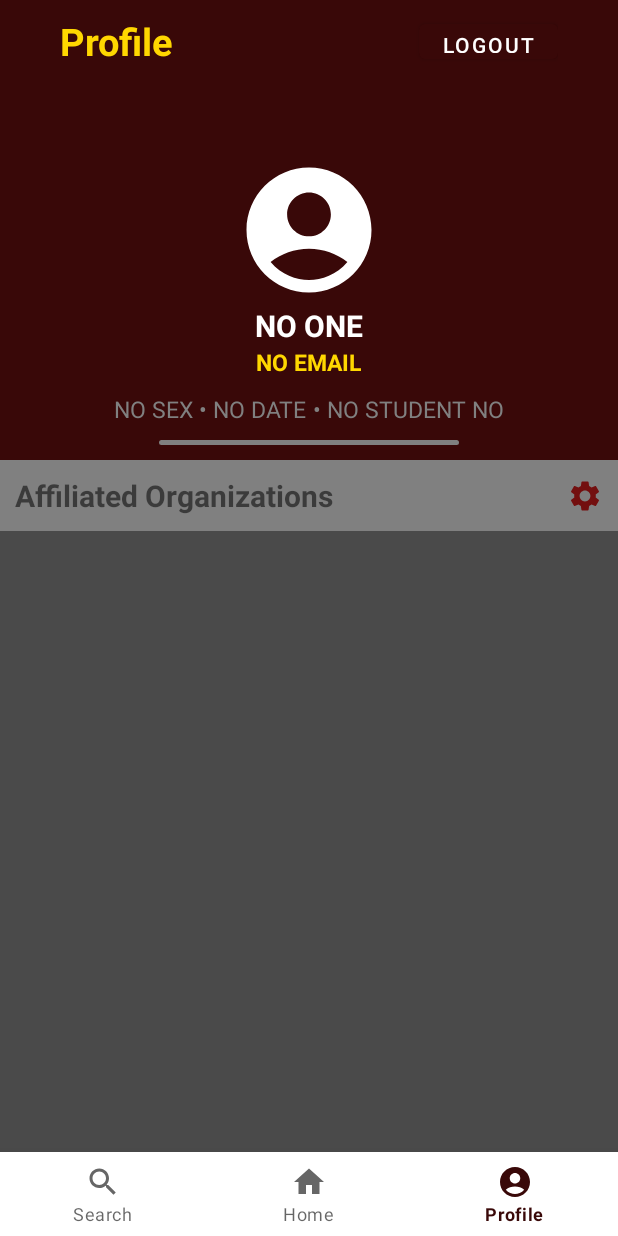
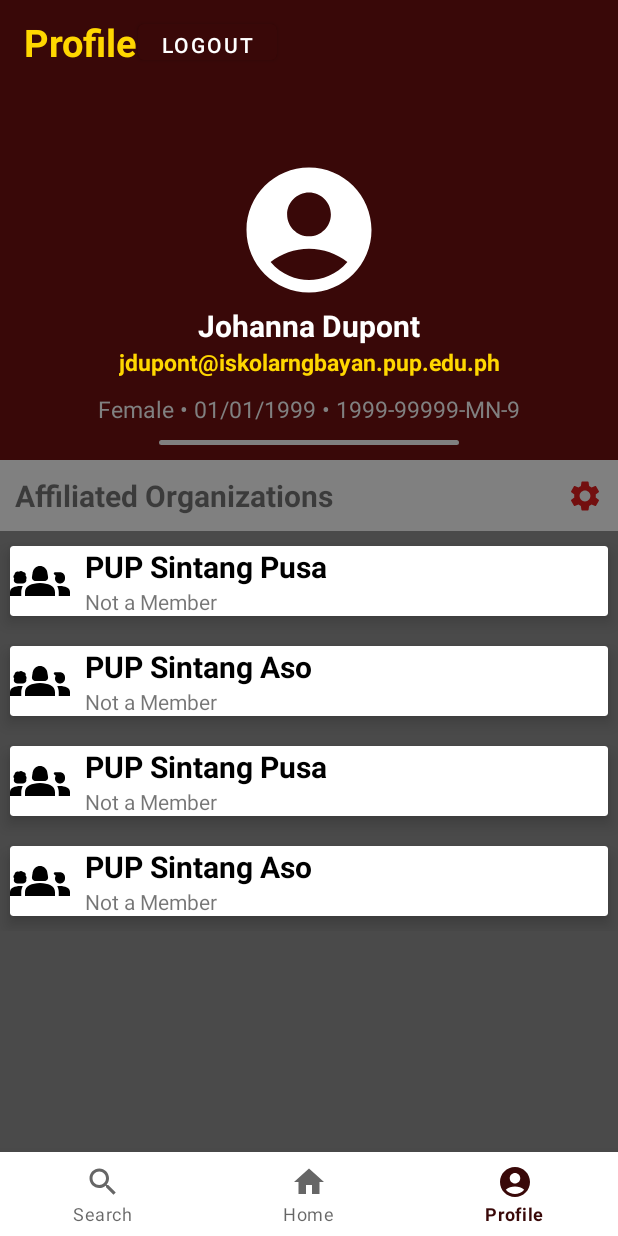
Before and after one commit to Der-Schneeprinz/bawang, an Android app: the screen it shows after launch once a user with an empty profile is signed in (MainFragmentHandlerActivity), item 3 of the bottom bar chosen, on a phone screen of 412 x 824 dp. Run offline under Robolectric (Android 15) with nearby library versions, the phone set to English and light mode, and no system bars; our stand-ins replace Firebase (no records; nobody signed in at launch, a user with empty details on screens opened directly).

Commit message:
Implemented MVVM for self ProfileFragment

```diff
--- /dev/null
+++ b/app/src/main/java/com/merah/bawang/model/UserSelfProfileItem.java
@@ -0,0 +1,87 @@
+package com.merah.bawang.model;
+
+public class UserSelfProfileItem extends User{
+
+    private User user = new User("");
+    private int profile;
+    private String fullName;
+    private String email;
+    private String sex;
+    private String birthdate;
+    private String studentNo;
+
+    public UserSelfProfileItem(User user) {
+        super(user);
+    }
+
+    public UserSelfProfileItem(User user, int profile, String fullName, String email, String sex, String birthdate, String studentNo) {
+        super(user);
+        this.profile = profile;
+        this.fullName = fullName;
+        this.email = email;
+        this.sex = sex;
+        this.birthdate = birthdate;
+        this.studentNo = studentNo;
+    }
+
+    // SETTERS
+
+    public void setUser(User user) {
+        this.user = user;
+    }
+
+    public void setProfile(int profile) {
+        this.profile = profile;
+    }
+
+    public void setFullName(String fullName) {
+        this.fullName = fullName;
+    }
+
+    public void setEmail(String email) {
+        this.email = email;
+    }
+
+    public void setSex(String sex) {
+        this.sex = sex;
+    }
+
+    public void setBirthdate(String birthdate) {
+        this.birthdate = birthdate;
+    }
+
+    public void setStudentNo(String studentNo) {
+        this.studentNo = studentNo;
+    }
+
+    // GETTERS
+
+    public User getUser() {
+        return user;
+    }
+
+    public int getProfile() {
+        return profile;
+    }
+
+    public String getFullName() {
+        return fullName;
+    }
+
+    public String getEmail() {
+        return email;
+    }
+
+    public String getSex() {
+        return sex;
+    }
+
+    public String getBirthdate() {
+        return birthdate;
+    }
+
+    public String getStudentNo() {
+        return studentNo;
+    }
+
+}
--- a/app/src/main/java/com/merah/bawang/repository/ProfileRepository.java
+++ b/app/src/main/java/com/merah/bawang/repository/ProfileRepository.java
@@ -7,6 +7,7 @@ import androidx.lifecycle.MutableLiveData;
 import com.merah.bawang.R;
 import com.merah.bawang.model.User;
 import com.merah.bawang.model.UserRVItem;
+import com.merah.bawang.model.UserSelfProfileItem;
 
 import java.util.ArrayList;
 
@@ -14,13 +15,16 @@ public class ProfileRepository {
 
     private static final String TAG = "ProfileRepository";
     private static ProfileRepository instance;
-    private ArrayList<UserRVItem> userRVItems = new ArrayList<>();
+    private final ArrayList<UserRVItem> userRVItems = new ArrayList<>();
+    private final UserSelfProfileItem userSelfProfileItem = new UserSelfProfileItem(new User(""));
 
     public static ProfileRepository getInstance() {
         if(instance == null)
             instance = new ProfileRepository();
         return instance;
     }
+
+    // GETTERS
 
     public MutableLiveData<ArrayList<UserRVItem>> getProfiles() {
         setUsers();
@@ -29,15 +33,34 @@ public class ProfileRepository {
         return userRVItems;
     }
 
+    public MutableLiveData<UserSelfProfileItem> getSelfProfile() {
+        setSelfUser();
+        MutableLiveData<UserSelfProfileItem> userSelfProfileItem = new MutableLiveData<>();
+        userSelfProfileItem.setValue(this.userSelfProfileItem);
+        return userSelfProfileItem;
+    }
+
+    // SETTERS
+
     private void setUsers() {
         Log.i(TAG, "setUsers has been called");
         String[] fullNames = {"John Doe", "Joan Doe", "Juan Dela Cruz", "Juana Dela Cruz", "Jean D'Arc", "Jeanne D'Arc"};
-        for (int i = 0; i < fullNames.length; i++)
+        for (String fullName : fullNames)
             userRVItems.add(new UserRVItem(
                     new User(""),
                     R.drawable.ic_baseline_account_circle_24,
-                    fullNames[i]
+                    fullName
             ));
     }
 
+    private void setSelfUser() {
+        Log.i(TAG, "setSelfUser has been called.");
+        userSelfProfileItem.setProfile(R.drawable.ic_baseline_account_circle_24);
+        userSelfProfileItem.setFullName("Johanna Dupont");
+        userSelfProfileItem.setEmail("jdupont@iskolarngbayan.pup.edu.ph");
+        userSelfProfileItem.setSex("Female");
+        userSelfProfileItem.setBirthdate("01/01/1999");
+        userSelfProfileItem.setStudentNo("1999-99999-MN-9");
+    }
+
 }
--- a/app/src/main/java/com/merah/bawang/view/homescreen/fragments/ProfileFragment.java
+++ b/app/src/main/java/com/merah/bawang/view/homescreen/fragments/ProfileFragment.java
@@ -6,42 +6,113 @@ import android.os.Bundle;
 import androidx.annotation.NonNull;
 import androidx.annotation.Nullable;
 import androidx.fragment.app.Fragment;
+import androidx.lifecycle.Observer;
+import androidx.lifecycle.ViewModelProvider;
+import androidx.recyclerview.widget.LinearLayoutManager;
+import androidx.recyclerview.widget.RecyclerView;
 
 import android.view.LayoutInflater;
 import android.view.View;
 import android.view.ViewGroup;
 import android.widget.Button;
+import android.widget.ImageButton;
+import android.widget.ImageView;
+import android.widget.ProgressBar;
+import android.widget.TextView;
 
 import com.google.firebase.auth.FirebaseAuth;
 import com.merah.bawang.R;
+import com.merah.bawang.model.OrganizationRVItem;
+import com.merah.bawang.model.UserSelfProfileItem;
 import com.merah.bawang.view.bootup.LoginActivity;
+import com.merah.bawang.view.profiles.ProfileActivity;
+import com.merah.bawang.viewmodel.profilefragment.ViewModelProfileSelf;
+import com.merah.bawang.viewmodel.recyclervieworganizations.OrgsAdapter;
+import com.merah.bawang.viewmodel.recyclervieworganizations.ViewModelOrgs;
+
+import java.util.ArrayList;
+import java.util.Objects;
 
 public class ProfileFragment extends Fragment {
 
-    Button btnLogOut;
+    private RecyclerView recyclerView;
+    private final ArrayList<OrganizationRVItem> organizationRVItems = new ArrayList<>();
+    private ViewModelOrgs viewModelOrgs;
+    private ViewModelProfileSelf viewModelProfileSelf;
 
-    public ProfileFragment() {
-
-    }
+    private ProgressBar progressBar;
+    private ImageButton imageButton;
+    private Button btnLogOut;
+    private ImageView ivProfile;
+    private TextView tvProfileName;
+    private TextView tvProfileEmail;
+    private TextView tvSex;
+    private TextView tvDate;
+    private TextView tvStudentID;
 
     @Override
     public void onCreate(Bundle savedInstanceState) {
         super.onCreate(savedInstanceState);
-
     }
 
     @Override
     public void onViewCreated(@NonNull View view, @Nullable Bundle savedInstanceState) {
         super.onViewCreated(view, savedInstanceState);
+
         btnLogOut = view.findViewById(R.id.btnLogout);
-        btnLogOut.setOnClickListener(new View.OnClickListener() {
-            @Override
-            public void onClick(View v) {
-                FirebaseAuth.getInstance().signOut();
-                Intent intent = new Intent(getActivity(), LoginActivity.class);
-                startActivity(intent);
+        btnLogOut.setOnClickListener(v -> {
+            FirebaseAuth.getInstance().signOut();
+            Intent intent = new Intent(getActivity(), LoginActivity.class);
+            startActivity(intent);
+        });
+
+        View mastInclude = view.findViewById(R.id.conMasthead);
+
+        ivProfile = mastInclude.findViewById(R.id.ivProfile);
+        tvProfileName = mastInclude.findViewById(R.id.tvProfileName);
+        tvProfileEmail = mastInclude.findViewById(R.id.tvProfileEmail);
+        tvSex = mastInclude.findViewById(R.id.tvSex);
+        tvDate = mastInclude.findViewById(R.id.tvDate);
+        tvStudentID = mastInclude.findViewById(R.id.tvStudentID);
+
+        View rvInclude = view.findViewById(R.id.conAffiliates);
+
+        progressBar = rvInclude.findViewById(R.id.progressBar);
+        recyclerView = rvInclude.findViewById(R.id.recyclerView);
+        imageButton = rvInclude.findViewById(R.id.ibOrgSettings);
+
+        imageButton.setOnClickListener(v -> {
+            Intent intent = new Intent(getActivity(), ProfileActivity.class);
+            startActivity(intent);
+        });
+
+        OrgsAdapter adapter = new OrgsAdapter(getContext(), organizationRVItems);
+
+        viewModelOrgs = new ViewModelProvider(this).get(ViewModelOrgs.class);
+        viewModelOrgs.getAllOrgs().observe(getViewLifecycleOwner(), adapter::updateOrgs);
+        viewModelOrgs.getIsUpdating().observe(getViewLifecycleOwner(), aBoolean -> {
+            if(aBoolean) {
+                progressBar.setVisibility(View.VISIBLE);
+            } else {
+                progressBar.setVisibility(View.INVISIBLE);
+                recyclerView.smoothScrollToPosition(Objects.requireNonNull(viewModelOrgs.getAllOrgs().getValue()).size()-1);
             }
         });
+
+        viewModelProfileSelf = new ViewModelProvider(this).get(ViewModelProfileSelf.class);
+        viewModelProfileSelf.getProfile().observe(getViewLifecycleOwner(), userSelfProfileItem -> {
+            //ivProfile.setImageDrawable(viewModelProfileSelf.getProfile().getValue().getProfile());
+            tvProfileName.setText(Objects.requireNonNull(viewModelProfileSelf.getProfile().getValue()).getFullName());
+            tvProfileEmail.setText(viewModelProfileSelf.getProfile().getValue().getEmail());
+            tvSex.setText(viewModelProfileSelf.getProfile().getValue().getSex());
+            tvDate.setText(viewModelProfileSelf.getProfile().getValue().getBirthdate());
+            tvStudentID.setText(viewModelProfileSelf.getProfile().getValue().getStudentNo());
+        });
+
+        recyclerView.setLayoutManager(new LinearLayoutManager(getContext()));
+        recyclerView.setAdapter(adapter);
+        recyclerView.setHasFixedSize(true);
+        recyclerView.setNestedScrollingEnabled(false);
     }
 
     @Override
--- a/app/src/main/java/com/merah/bawang/view/homescreen/fragments/ProfileRvFragment.java
+++ b/app/src/main/java/com/merah/bawang/view/homescreen/fragments/ProfileRvFragment.java
@@ -17,7 +17,7 @@ import android.widget.ProgressBar;
 import com.merah.bawang.R;
 import com.merah.bawang.model.UserRVItem;
 import com.merah.bawang.viewmodel.recyclerviewprofile.ProfileItemAdapter;
-import com.merah.bawang.viewmodel.recyclerviewprofile.ViewModelProfileFragment;
+import com.merah.bawang.viewmodel.recyclerviewprofile.ViewModelProfilesFragment;
 
 import java.util.ArrayList;
 import java.util.Objects;
@@ -26,7 +26,7 @@ public class ProfileRvFragment extends Fragment {
 
     private RecyclerView recyclerView;
     private final ArrayList<UserRVItem> userRVItems = new ArrayList<>();
-    private ViewModelProfileFragment viewModel;
+    private ViewModelProfilesFragment viewModel;
     private ProgressBar progressBar;
 
     @Override
@@ -50,7 +50,7 @@ public class ProfileRvFragment extends Fragment {
         recyclerView = view.findViewById(R.id.recyclerView);
         ProfileItemAdapter adapter = new ProfileItemAdapter(getContext(), userRVItems);
 
-        viewModel = new ViewModelProvider(this).get(ViewModelProfileFragment.class);
+        viewModel = new ViewModelProvider(this).get(ViewModelProfilesFragment.class);
         viewModel.getAllProfiles().observe(getViewLifecycleOwner(), adapter::updateProfileItems);
         viewModel.getIsUpdating().observe(getViewLifecycleOwner(), aBoolean -> {
             if(aBoolean) {
--- /dev/null
+++ b/app/src/main/java/com/merah/bawang/viewmodel/profilefragment/ViewModelProfileSelf.java
@@ -0,0 +1,35 @@
+package com.merah.bawang.viewmodel.profilefragment;
+
+import android.app.Application;
+
+import androidx.annotation.NonNull;
+import androidx.lifecycle.AndroidViewModel;
+import androidx.lifecycle.MutableLiveData;
+
+import com.merah.bawang.model.UserSelfProfileItem;
+import com.merah.bawang.repository.ProfileRepository;
+
+public class ViewModelProfileSelf extends AndroidViewModel {
+
+    private static final String TAG = "ViewModelProfileSelf";
+    private MutableLiveData<UserSelfProfileItem> liveData;
+
+    public ViewModelProfileSelf(@NonNull Application application) {
+        super(application);
+        this.liveData = new MutableLiveData<>();
+
+        init();
+    }
+
+    private void init() {
+        if(liveData == null)
+            return;
+        ProfileRepository repo = ProfileRepository.getInstance();
+        liveData = repo.getSelfProfile();
+    }
+
+    public MutableLiveData<UserSelfProfileItem> getProfile() {
+        return liveData;
+    }
+
+}
--- a/app/src/main/res/layout/fragment_profile.xml
+++ b/app/src/main/res/layout/fragment_profile.xml
@@ -1,55 +1,35 @@
 <?xml version="1.0" encoding="utf-8"?>
-<androidx.constraintlayout.widget.ConstraintLayout xmlns:android="http://schemas.android.com/apk/res/android"
+<androidx.coordinatorlayout.widget.CoordinatorLayout xmlns:android="http://schemas.android.com/apk/res/android"
     xmlns:tools="http://schemas.android.com/tools"
     xmlns:app="http://schemas.android.com/apk/res-auto"
     android:layout_width="match_parent"
     android:layout_height="match_parent"
     tools:context=".view.homescreen.fragments.ProfileFragment">
 
-    <ScrollView
-        android:id="@+id/scrollview"
+    <com.google.android.material.appbar.AppBarLayout
+        android:layout_width="wrap_content"
+        android:layout_height="wrap_content">
+
+        <com.google.android.material.appbar.CollapsingToolbarLayout
             android:layout_width="match_parent"
-        android:layout_height="match_parent"
-        android:background="@color/grey_2"
-        app:layout_constraintTop_toBottomOf="@id/conTopBar"
-        app:layout_constraintStart_toStartOf="parent">
-
-        <androidx.constraintlayout.widget.ConstraintLayout
-            android:layout_width="match_parent"
-            android:layout_height="match_parent">
+            android:layout_height="wrap_content"
+            app:contentScrim="@color/maroon_1"
+            app:layout_scrollFlags="scroll|enterAlways|enterAlwaysCollapsed"
+            app:layout_collapseMode="parallax"
+            app:toolbarId="@+id/toolbar">
 
             <include
                 android:id="@+id/conMasthead"
                 android:layout_width="match_parent"
                 android:layout_height="match_parent"
-                app:layout_constraintStart_toStartOf="parent"
-                app:layout_constraintEnd_toEndOf="parent"
-                app:layout_constraintTop_toTopOf="parent"
                 layout="@layout/item_masthead"/>
 
-            <include
-                android:id="@+id/conAffiliates"
-                android:layout_width="match_parent"
-                android:layout_height="match_parent"
-                app:layout_constraintStart_toStartOf="parent"
-                app:layout_constraintEnd_toEndOf="parent"
-                app:layout_constraintTop_toBottomOf="@+id/conMasthead"
-                layout="@layout/item_affiliates"/>
-
-        </androidx.constraintlayout.widget.ConstraintLayout>
-
-    </ScrollView>
-
-    <RelativeLayout
+            <androidx.appcompat.widget.Toolbar
                 style="@style/TopBar"
-        android:id="@+id/conTopBar"
-        android:layout_width="match_parent"
-        android:layout_height="wrap_content"
-        android:orientation="horizontal"
-        android:gravity="center_vertical"
-        app:layout_constraintStart_toStartOf="parent"
-        app:layout_constraintTop_toTopOf="parent"
-        app:layout_constraintEnd_toEndOf="parent">
+                android:id="@+id/toolbar"
+                android:layout_width="wrap_content"
+                android:layout_height="?attr/actionBarSize"
+                app:layout_collapseMode="pin">
 
                 <TextView
                     style="@style/TopBarTitle"
@@ -58,19 +38,34 @@
                     android:layout_height="wrap_content"
                     android:text="Profile"
                     android:layout_alignParentStart="true"
-            android:layout_toStartOf="@+id/btnLogout"
-            app:layout_constraintTop_toTopOf="parent"
-            app:layout_constraintStart_toStartOf="parent"
-            app:layout_constraintBottom_toBottomOf="parent"/>
+                    android:layout_toStartOf="@+id/btnLogout"/>
 
                 <Button
                     style="@style/CreatePostPostBtn"
                     android:id="@+id/btnLogout"
                     android:layout_width="wrap_content"
-            android:layout_height="35sp"
-            android:layout_alignParentEnd="true"
-            android:text="LOGOUT"/>
+                    android:layout_height="wrap_content"
+                    android:text="LOGOUT"
+                    android:layout_alignParentEnd="true" />
 
-    </RelativeLayout>
+            </androidx.appcompat.widget.Toolbar>
 
-</androidx.constraintlayout.widget.ConstraintLayout>
+        </com.google.android.material.appbar.CollapsingToolbarLayout>
+
+    </com.google.android.material.appbar.AppBarLayout>
+
+    <androidx.core.widget.NestedScrollView
+        android:layout_width="match_parent"
+        android:layout_height="match_parent"
+        android:background="@color/grey_2"
+        app:layout_behavior="@string/appbar_scrolling_view_behavior">
+
+        <include
+            android:id="@+id/conAffiliates"
+            android:layout_width="match_parent"
+            android:layout_height="match_parent"
+            layout="@layout/item_affiliates"/>
+
+    </androidx.core.widget.NestedScrollView>
+
+</androidx.coordinatorlayout.widget.CoordinatorLayout>
--- a/app/src/main/res/layout/item_affiliates.xml
+++ b/app/src/main/res/layout/item_affiliates.xml
@@ -5,6 +5,34 @@
     android:layout_width="match_parent"
     android:layout_height="match_parent"
     android:background="@color/grey_2">
+
+    <androidx.constraintlayout.widget.ConstraintLayout
+        android:id="@+id/conBot"
+        android:layout_width="match_parent"
+        android:layout_height="wrap_content"
+        app:layout_constraintStart_toStartOf="parent"
+        app:layout_constraintEnd_toEndOf="parent"
+        app:layout_constraintTop_toBottomOf="@+id/conTop" >
+
+        <androidx.recyclerview.widget.RecyclerView
+            android:id="@+id/recyclerView"
+            android:layout_width="match_parent"
+            android:layout_height="wrap_content"
+            app:layout_constraintStart_toStartOf="parent"
+            app:layout_constraintTop_toTopOf="parent"
+            app:layout_constraintEnd_toEndOf="parent"
+            tools:listitem="@layout/item_organization_item" />
+
+        <ProgressBar
+            android:id="@+id/progressBar"
+            android:layout_width="wrap_content"
+            android:layout_height="wrap_content"
+            android:visibility="gone"
+            app:layout_constraintBottom_toBottomOf="parent"
+            app:layout_constraintEnd_toEndOf="parent"
+            app:layout_constraintStart_toStartOf="parent" />
+
+    </androidx.constraintlayout.widget.ConstraintLayout>
 
     <androidx.constraintlayout.widget.ConstraintLayout
         style="@style/AffiliatedTopBar"
@@ -31,6 +59,7 @@
             android:id="@+id/ibOrgSettings"
             android:layout_width="wrap_content"
             android:layout_height="wrap_content"
+            android:contentDescription="Org Settings"
             app:layout_constraintEnd_toEndOf="parent"
             app:layout_constraintTop_toTopOf="parent"
             app:layout_constraintBottom_toBottomOf="parent"
@@ -38,22 +67,4 @@
 
     </androidx.constraintlayout.widget.ConstraintLayout>
 
-    <androidx.constraintlayout.widget.ConstraintLayout
-        android:id="@+id/conBot"
-        android:layout_width="match_parent"
-        android:layout_height="wrap_content"
-        app:layout_constraintStart_toStartOf="parent"
-        app:layout_constraintEnd_toEndOf="parent"
-        app:layout_constraintTop_toBottomOf="@+id/conTop">
-
-        <androidx.recyclerview.widget.RecyclerView
-            android:layout_width="match_parent"
-            android:layout_height="wrap_content"
-            app:layout_constraintStart_toStartOf="parent"
-            app:layout_constraintTop_toTopOf="parent"
-            app:layout_constraintEnd_toEndOf="parent"
-            tools:listitem="@layout/item_organization_item" />
-
-    </androidx.constraintlayout.widget.ConstraintLayout>
-
 </androidx.constraintlayout.widget.ConstraintLayout>
--- a/app/src/main/res/layout/item_organization_item.xml
+++ b/app/src/main/res/layout/item_organization_item.xml
@@ -24,6 +24,7 @@
             app:layout_constraintStart_toStartOf="parent"
             app:layout_constraintTop_toTopOf="parent"
             app:layout_constraintBottom_toBottomOf="parent"
+            app:layout_constraintEnd_toStartOf="@+id/tvOrg"
             app:srcCompat="@drawable/baseline_groups_2_24" />
 
         <TextView
@@ -31,6 +32,8 @@
             android:id="@+id/tvOrg"
             android:layout_width="wrap_content"
             android:layout_height="wrap_content"
+            android:layout_marginHorizontal="10sp"
+            android:textColor="@color/black"
             android:text="NO ORG"
             app:layout_constraintStart_toEndOf="@+id/ivProfile"
             app:layout_constraintTop_toTopOf="parent"/>
@@ -39,6 +42,7 @@
             android:id="@+id/tvMembership"
             android:layout_width="wrap_content"
             android:layout_height="wrap_content"
+            android:layout_marginHorizontal="10sp"
             android:text="NOT A MEMBER"
             app:layout_constraintStart_toEndOf="@+id/ivProfile"
             app:layout_constraintTop_toBottomOf="@+id/tvOrg"/>
```
Lines whose indentation alone changed are shown as unchanged.
